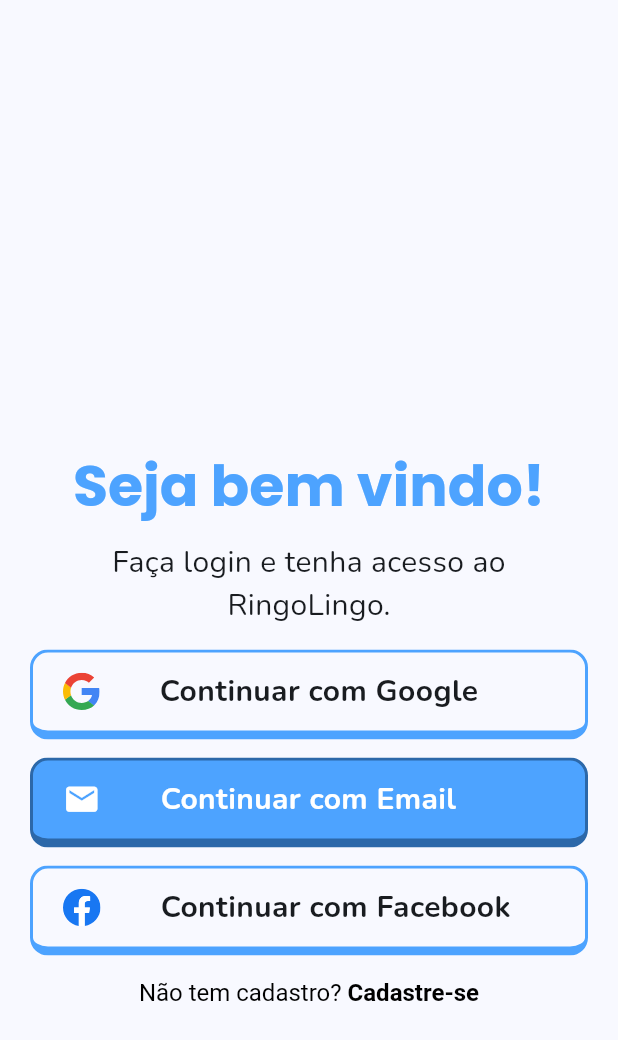
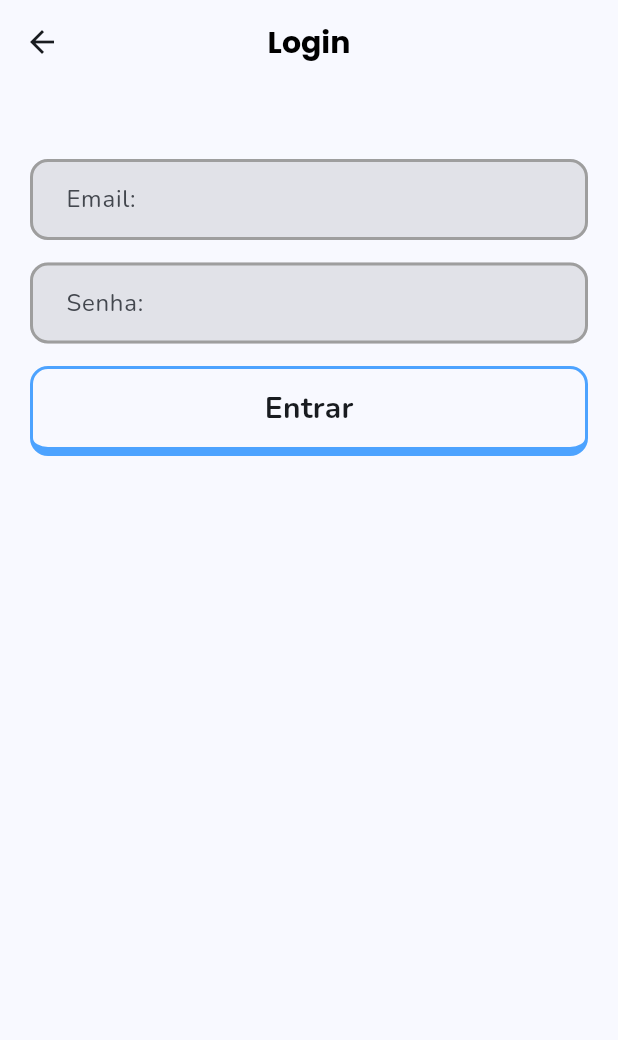
Before and after one commit to marloww10/ringolingo, a Flutter app: the screen it shows after launch, after a tap on "Continuar com Email", on a phone screen of 412 x 824 dp. Shown: the top 1040 px of the screen. Run offline on Flutter 3.47's test engine with Material 3 defaults, Android fonts, the phone set to English and light mode, and no system bars; our stand-ins replace flutter_svg, google_fonts.

Commit message:
tela de login

```diff
--- a/lib/pages/inicio_page.dart
+++ b/lib/pages/inicio_page.dart
@@ -2,6 +2,7 @@
 import 'package:flutter/material.dart';
 import 'package:flutter_svg/svg.dart';
 import 'package:ringolingo/pages/cadastro_page.dart';
+import 'package:ringolingo/pages/login_page.dart';
 
 class InicioPage extends StatefulWidget {
   const InicioPage({super.key});
@@ -93,7 +94,12 @@
                   child: Material(
                     child: InkWell(
                       borderRadius: BorderRadius.circular(12),
-                      onTap: () {},
+                      onTap: () {
+                        Navigator.push(
+                          context,
+                          MaterialPageRoute(builder: (context) => LoginPage()),
+                        );
+                      },
                       child: Ink(
                         decoration: BoxDecoration(
                           color: Color(0xFF4DA3FF),
--- /dev/null
+++ b/lib/pages/login_page.dart
@@ -0,0 +1,75 @@
+import 'package:flutter/material.dart';
+
+class LoginPage extends StatefulWidget {
+  const LoginPage({super.key});
+
+  @override
+  State<LoginPage> createState() => _LoginPageState();
+}
+
+class _LoginPageState extends State<LoginPage> {
+  @override
+  Widget build(BuildContext context) {
+    return Scaffold(
+      appBar: AppBar(centerTitle: true, title: Text("Login")),
+      body: SingleChildScrollView(
+        child: Center(
+          child: Padding(
+            padding: EdgeInsetsGeometry.symmetric(vertical: 50, horizontal: 20),
+            child: Column(
+              children: [
+                TextField(decoration: InputDecoration(hintText: "Email:")),
+                SizedBox(height: 15),
+                TextField(decoration: InputDecoration(hintText: "Senha:")),
+                SizedBox(height: 15),
+                SizedBox(
+                  width: double.infinity,
+                  height: 60,
+                  child: Material(
+                    child: InkWell(
+                      borderRadius: BorderRadius.circular(12),
+                      onTap: () {},
+                      child: Ink(
+                        decoration: BoxDecoration(
+                          color: Color.fromARGB(15, 255, 255, 255),
+                          borderRadius: BorderRadius.circular(12),
+                          border: Border(
+                            bottom: BorderSide(
+                              width: 6,
+                              color: Color(0xFF4DA3FF),
+                            ),
+                            left: BorderSide(
+                              width: 2,
+                              color: Color(0xFF4DA3FF),
+                            ),
+                            right: BorderSide(
+                              width: 2,
+                              color: Color(0xFF4DA3FF),
+                            ),
+                            top: BorderSide(width: 2, color: Color(0xFF4DA3FF)),
+                          ),
+                        ),
+                        child: Row(
+                          mainAxisAlignment: MainAxisAlignment.center,
+                          children: [
+                            Text(
+                              "Entrar",
+                              style: TextStyle(
+                                fontSize: 20,
+                                fontWeight: FontWeight.bold,
+                              ),
+                            ),
+                          ],
+                        ),
+                      ),
+                    ),
+                  ),
+                ),
+              ],
+            ),
+          ),
+        ),
+      ),
+    );
+  }
+}
```
